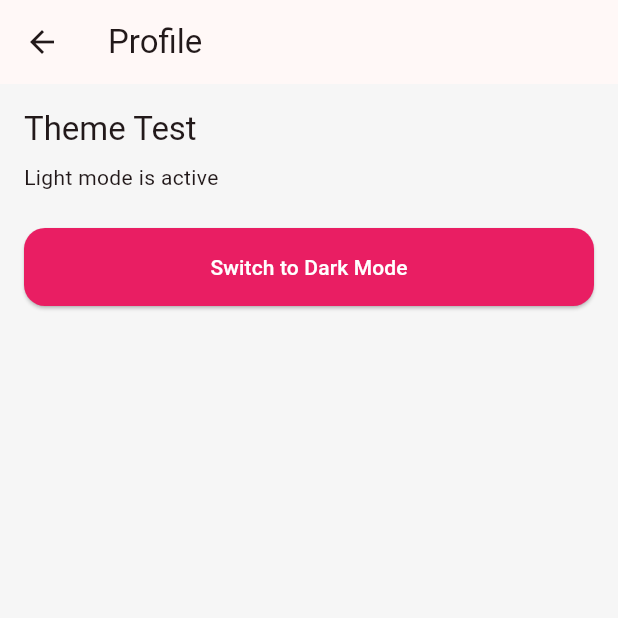
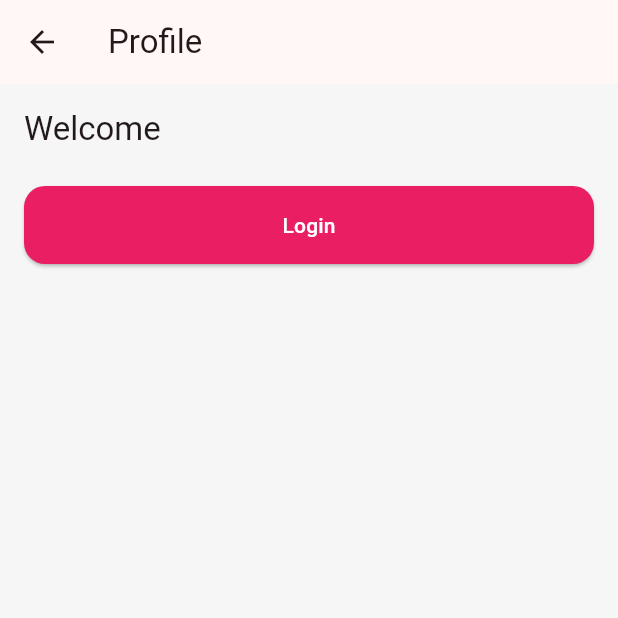
Before and after one commit to Tus4arMCC/test, a Flutter app: the ProfileScreen screen opened directly, on a phone screen of 412 x 824 dp, the top half of it. Run offline on Flutter 3.47's test engine with Material 3 defaults, Android fonts, the phone set to English and light mode, and no system bars; our stand-ins replace flutter_dotenv.

Commit message:
profile button added login

```diff
--- a/lib/app/routes.dart
+++ b/lib/app/routes.dart
@@ -6,8 +6,8 @@ import '../features/auth/register_screen.dart';
 // import '../features/auth/forgot_password_screen.dart';
 
 class AppRoutes {
-  static const login = '/';
-  static const main = '/main';
+  static const login = '/login';
+  static const main = '/';
   static const profile = '/profile';
 
   static Map<String, WidgetBuilder> get routes => {
--- a/lib/features/main/bottom_nav.dart
+++ b/lib/features/main/bottom_nav.dart
@@ -21,10 +21,7 @@ class AppBottomNav extends StatelessWidget {
       type: BottomNavigationBarType.fixed,
       items: const [
         BottomNavigationBarItem(icon: Icon(Icons.home), label: 'Home'),
-        BottomNavigationBarItem(
-          icon: Icon(Icons.grid_view),
-          label: 'Categories',
-        ),
+        BottomNavigationBarItem(icon: Icon(Icons.grid_view), label: 'Categories'),
         BottomNavigationBarItem(icon: Icon(Icons.shopping_cart), label: 'Cart'),
         BottomNavigationBarItem(icon: Icon(Icons.person), label: 'Profile'),
       ],
--- a/lib/features/screens/profile_screen.dart
+++ b/lib/features/screens/profile_screen.dart
@@ -1,5 +1,4 @@
 import 'package:flutter/material.dart';
-import '../../core/theme/theme_controller.dart';
 
 class ProfileScreen extends StatelessWidget {
   const ProfileScreen({super.key});
@@ -7,27 +6,19 @@ class ProfileScreen extends StatelessWidget {
   @override
   Widget build(BuildContext context) {
     final theme = Theme.of(context);
-    final isDark = theme.brightness == Brightness.dark;
 
     return Scaffold(
-      appBar: AppBar(title: const Text("Profile")),
+      appBar: AppBar(
+        title: const Text("Profile"),
+      ),
       body: Padding(
         padding: const EdgeInsets.all(16),
         child: Column(
           crossAxisAlignment: CrossAxisAlignment.start,
           children: [
             Text(
-              "Theme Test",
+              "Welcome",
               style: theme.textTheme.titleLarge,
-            ),
-
-            const SizedBox(height: 8),
-
-            Text(
-              isDark
-                  ? "Dark mode is active"
-                  : "Light mode is active",
-              style: theme.textTheme.bodyMedium,
             ),
 
             const SizedBox(height: 24),
@@ -36,12 +27,10 @@ class ProfileScreen extends StatelessWidget {
               width: double.infinity,
               height: 52,
               child: ElevatedButton(
-                onPressed: ThemeController.toggleTheme,
-                child: Text(
-                  isDark
-                      ? "Switch to Light Mode"
-                      : "Switch to Dark Mode",
-                ),
+                onPressed: () {
+                  Navigator.pushNamed(context, '/login');
+                },
+                child: const Text("Login"),
               ),
             ),
           ],
```
